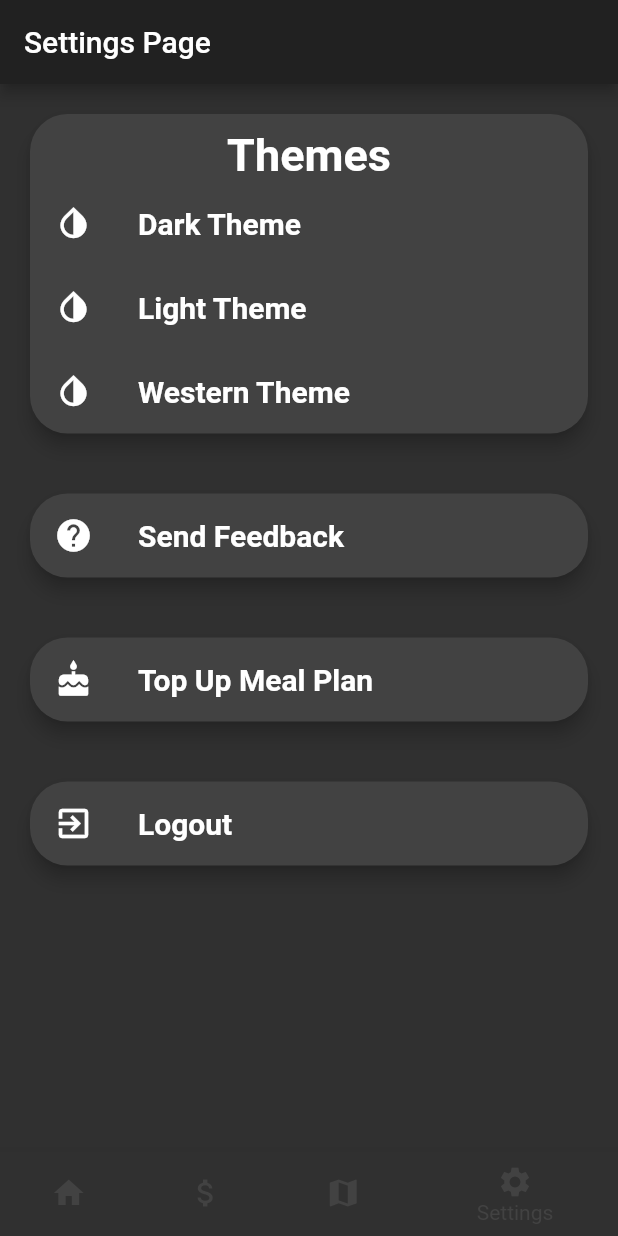
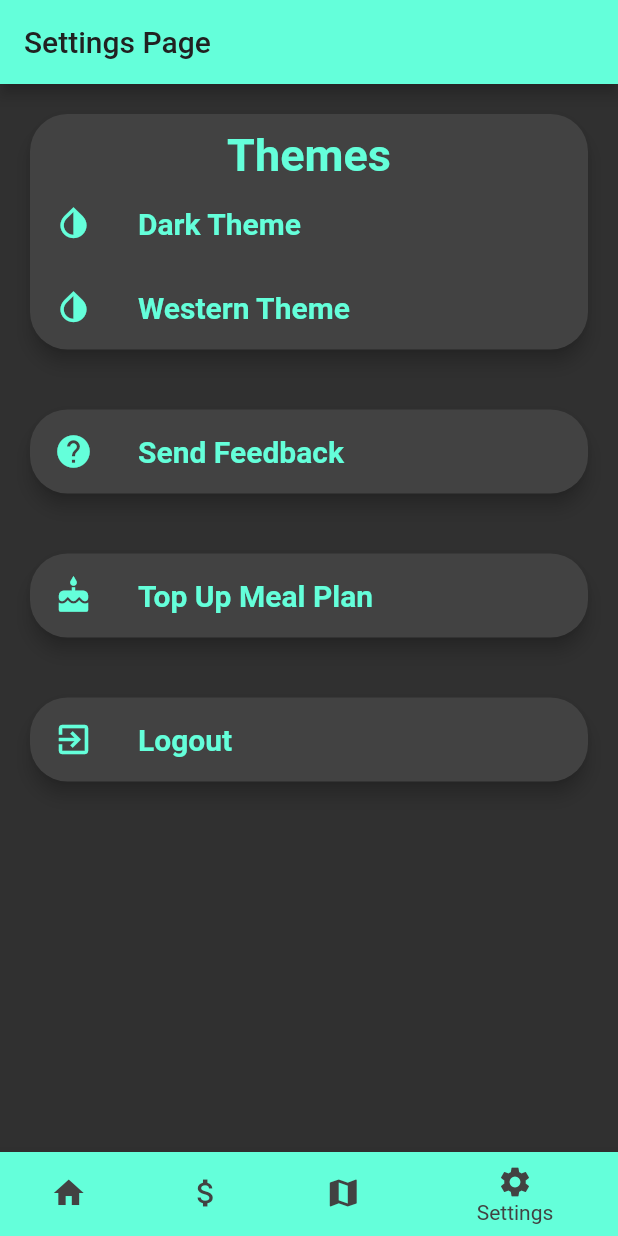
Before and after one commit to jackpeplinski/western-waffle, a Flutter app: the screen it shows after launch, item 4 of the bottom bar chosen, on a phone screen of 412 x 824 dp. Run offline on Flutter 3.47's test engine with Material 2 defaults, Android fonts, the phone set to English and light mode, and no system bars; our stand-ins replace charts_flutter, material_design_icons_flutter; Roboto replaces fonts that are missing (RobotoCondensed).

Commit message:
Colouring and styling across app

```diff
--- a/lib/pages/navBar.dart
+++ b/lib/pages/navBar.dart
@@ -23,10 +23,14 @@ class _NavBarState extends State<NavBar> {
 
   @override
   Widget build(BuildContext context) {
-    return  Scaffold(
+    return Scaffold(
         //access _selectedTab from the list of _potentialTabs
         body: _potentialTabs[_selectedTab],
-        bottomNavigationBar: BottomNavigationBar(
+        bottomNavigationBar: Theme(
+          data: Theme.of(context).copyWith(
+            canvasColor: Theme.of(context).accentColor,
+          ),
+            child: BottomNavigationBar(
             currentIndex: _selectedTab,
             //change page displayed to _selectedTab .
             onTap:(int index){
@@ -53,6 +57,7 @@ class _NavBarState extends State<NavBar> {
               ),
             ],
           ),
+        ),
       );
   }
 }
--- a/lib/pages/sendFeedback.dart
+++ b/lib/pages/sendFeedback.dart
@@ -104,6 +104,7 @@ class _SendFeedbackState extends State<SendFeedback> {
     return Scaffold(
       appBar: AppBar(
         title: Text("Your Feedback"),
+        backgroundColor: Theme.of(context).accentColor,
       ),
       body: Column(
         children: <Widget>[
--- a/lib/pages/settingsPage.dart
+++ b/lib/pages/settingsPage.dart
@@ -14,11 +14,13 @@ class SettingsPage extends StatelessWidget {
     }
   } //opens the URL
 
-  Widget buildListTile(String title, IconData icon, Function tapHandler) {
+  Widget buildListTile(
+      String title, IconData icon, Function tapHandler, BuildContext context) {
     return ListTile(
       leading: Icon(
         icon,
         size: 26.0,
+        color: Theme.of(context).accentColor,
       ),
       title: Text(
         title,
@@ -26,6 +28,7 @@ class SettingsPage extends StatelessWidget {
           fontFamily: 'RobotoCondensed',
           fontSize: 20.0,
           fontWeight: FontWeight.bold,
+          color: Theme.of(context).accentColor,
         ),
       ),
       onTap: tapHandler,
@@ -38,7 +41,11 @@ class SettingsPage extends StatelessWidget {
 
     return Scaffold(
       appBar: AppBar(
-        title: Text("Settings Page"),
+        title: Text(
+          "Settings Page",
+          style: TextStyle(color: Theme.of(context).primaryColor),
+        ),
+        backgroundColor: Theme.of(context).accentColor,
       ),
       body: Container(
         child: Column(
@@ -60,30 +67,26 @@ class SettingsPage extends StatelessWidget {
                     style: TextStyle(
                       fontWeight: FontWeight.bold,
                       fontSize: 30.0,
+                      color: Theme.of(context).accentColor,
                     ),
                   ),
                   buildListTile(
                     "Dark Theme",
                     Icons.invert_colors,
                     () => _themeChanger.setTheme(ThemeData.dark()),
+                    context,
                   ), //sets the theme to dark
-                  buildListTile(
-                    "Light Theme",
-                    Icons.invert_colors,
-                    () => _themeChanger.setTheme(ThemeData.light().copyWith(
-                      accentColor: Colors.orange,
-                    )),
-                  ), //sets the theme to light
                   buildListTile(
                     "Western Theme",
                     Icons.invert_colors,
                     () => _themeChanger.setTheme(
                       ThemeData(
-                        primaryColor: Colors.purple,
+                        primaryColor: Colors.white,
                         canvasColor: Colors.white,
-                        accentColor: Colors.yellow,
+                        accentColor: Colors.purple[400],
                       ),
                     ),
+                    context,
                   ), //sets the theme to dark
                 ],
               ),
@@ -98,6 +101,7 @@ class SettingsPage extends StatelessWidget {
                 Icons.help,
                 () => Navigator.of(context).push(MaterialPageRoute(
                     builder: (BuildContext context) => SendFeedback())),
+                context,
               ), //opens a new page which allows users to submit feedback
             ),
             Card(
@@ -109,6 +113,7 @@ class SettingsPage extends StatelessWidget {
                 "Top Up Meal Plan",
                 Icons.cake,
                 _launchURL,
+                context,
               ),
             ),
             Card(
@@ -120,6 +125,7 @@ class SettingsPage extends StatelessWidget {
                 "Logout",
                 Icons.exit_to_app,
                 null,
+                context,
               ),
             ),
           ],
--- a/lib/widgets/balanceCard.dart
+++ b/lib/widgets/balanceCard.dart
@@ -19,14 +19,14 @@ class _BalanceCardState extends State<BalanceCard> {
               "100",
               style: TextStyle(
                 fontSize: 70.0,
-                color: Colors.black,
+                color: Theme.of(context).accentColor,
               ),
             ),
             Text(
               "Balance",
               style: TextStyle(
                 fontSize: 14.0,
-                color: Colors.black,
+                color: Theme.of(context).accentColor,
               ),
             ),
           ],
```
Also changed, not shown: lib/home.dart (+7 -1 lines), lib/pages/locationSpending.dart (+4 -3 lines), lib/pages/transactionsPage.dart (+10 -6 lines), 4 other files. Lines whose indentation alone changed are shown as unchanged.
